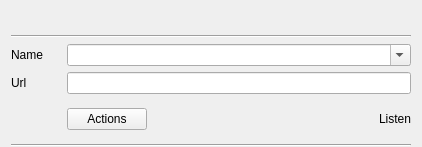
Old version of the form src/GUI/PlayerPlugins/Stream/GUI_Stream.ui in the repository return42/sayonara.
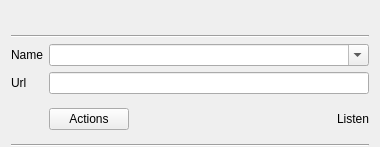
New version of the form. Icons and pictures are not drawn. Custom widgets are drawn as their Qt base class.

```diff
--- a/src/GUI/PlayerPlugins/Stream/GUI_Stream.ui
+++ b/src/GUI/PlayerPlugins/Stream/GUI_Stream.ui
@@ -6,7 +6,7 @@
    <rect>
     <x>0</x>
     <y>0</y>
-    <width>422</width>
+    <width>380</width>
     <height>147</height>
    </rect>
   </property>
@@ -26,36 +26,7 @@
    <property name="verticalSpacing">
     <number>6</number>
    </property>
-   <item row="3" column="0">
-    <widget class="QLabel" name="label_2">
-     <property name="focusPolicy">
-      <enum>Qt::StrongFocus</enum>
-     </property>
-     <property name="text">
-      <string>Url</string>
-     </property>
-    </widget>
-   </item>
-   <item row="2" column="1" colspan="2">
-    <widget class="QComboBox" name="combo_stream">
-     <property name="focusPolicy">
-      <enum>Qt::ClickFocus</enum>
-     </property>
-     <property name="toolTip">
-      <string>Type name you want to save the stream as</string>
-     </property>
-     <property name="editable">
-      <bool>true</bool>
-     </property>
-     <property name="sizeAdjustPolicy">
-      <enum>QComboBox::AdjustToMinimumContentsLength</enum>
-     </property>
-     <property name="minimumContentsLength">
-      <number>4</number>
-     </property>
-    </widget>
-   </item>
-   <item row="0" column="0" colspan="3">
+   <item row="1" column="1" colspan="2">
     <layout class="QHBoxLayout" name="horizontalLayout_2">
      <item>
       <widget class="QLabel" name="lab_title">
@@ -113,23 +84,7 @@
      </item>
     </layout>
    </item>
-   <item row="2" column="0">
-    <widget class="QLabel" name="label">
-     <property name="maximumSize">
-      <size>
-       <width>50</width>
-       <height>16777215</height>
-      </size>
-     </property>
-     <property name="focusPolicy">
-      <enum>Qt::StrongFocus</enum>
-     </property>
-     <property name="text">
-      <string>Name</string>
-     </property>
-    </widget>
-   </item>
-   <item row="4" column="1" rowspan="2" colspan="2">
+   <item row="5" column="2">
     <layout class="QHBoxLayout" name="horizontalLayout">
      <property name="spacing">
       <number>6</number>
@@ -198,7 +153,50 @@
      </item>
     </layout>
    </item>
-   <item row="3" column="1" colspan="2">
+   <item row="3" column="2">
+    <widget class="QComboBox" name="combo_stream">
+     <property name="focusPolicy">
+      <enum>Qt::StrongFocus</enum>
+     </property>
+     <property name="toolTip">
+      <string>Type name you want to save the stream as</string>
+     </property>
+     <property name="editable">
+      <bool>true</bool>
+     </property>
+    </widget>
+   </item>
+   <item row="4" column="1">
+    <widget class="QLabel" name="label_2">
+     <property name="focusPolicy">
+      <enum>Qt::StrongFocus</enum>
+     </property>
+     <property name="text">
+      <string>Url</string>
+     </property>
+    </widget>
+   </item>
+   <item row="6" column="1" colspan="2">
+    <widget class="Line" name="line">
+     <property name="focusPolicy">
+      <enum>Qt::StrongFocus</enum>
+     </property>
+     <property name="orientation">
+      <enum>Qt::Horizontal</enum>
+     </property>
+    </widget>
+   </item>
+   <item row="3" column="1">
+    <widget class="QLabel" name="label">
+     <property name="focusPolicy">
+      <enum>Qt::StrongFocus</enum>
+     </property>
+     <property name="text">
+      <string>Name</string>
+     </property>
+    </widget>
+   </item>
+   <item row="4" column="2">
     <widget class="QLineEdit" name="le_url">
      <property name="focusPolicy">
       <enum>Qt::ClickFocus</enum>
@@ -208,17 +206,7 @@
      </property>
     </widget>
    </item>
-   <item row="6" column="0" colspan="3">
-    <widget class="Line" name="line">
-     <property name="focusPolicy">
-      <enum>Qt::StrongFocus</enum>
-     </property>
-     <property name="orientation">
-      <enum>Qt::Horizontal</enum>
-     </property>
-    </widget>
-   </item>
-   <item row="1" column="0" colspan="3">
+   <item row="2" column="1" colspan="2">
     <widget class="Line" name="line_2">
      <property name="orientation">
       <enum>Qt::Horizontal</enum>
```
Left out of the diff: 8 changed lines with no effect on the pictures.
